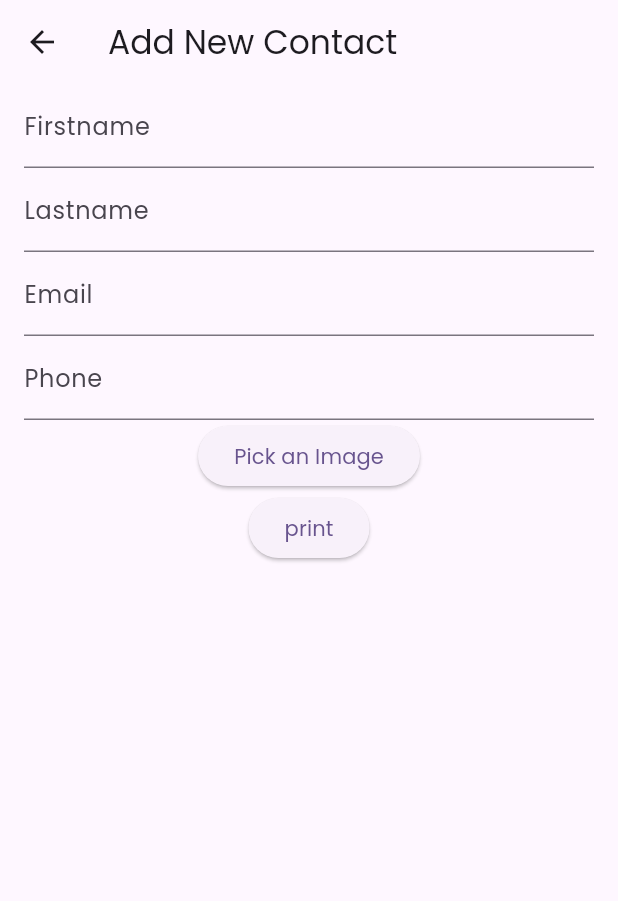
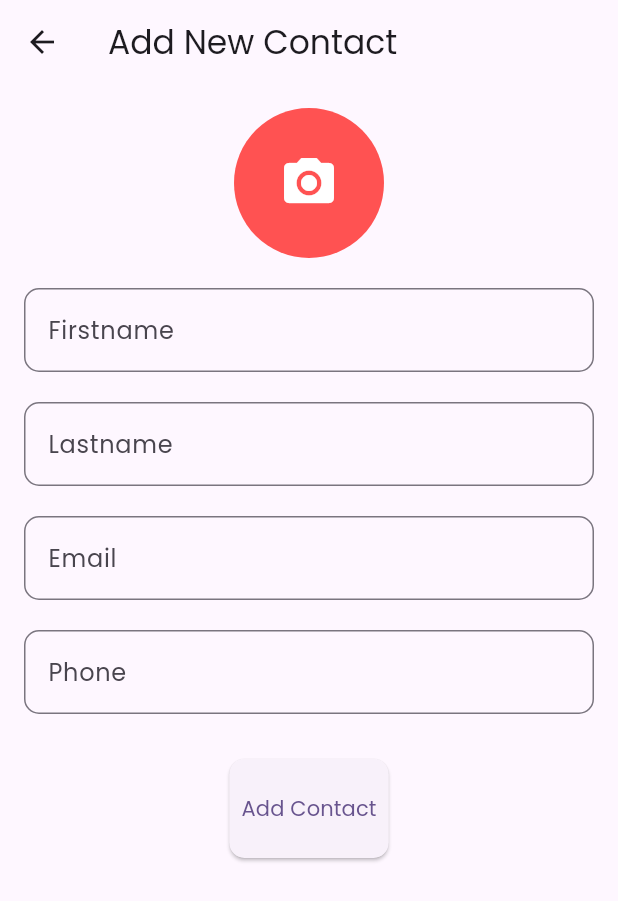
Before and after one commit to kanerumasta/flutter_crud_app1, a Flutter app: the AddContact screen opened directly with empty values, on a phone screen of 412 x 824 dp. Shown: the top 901 px of the screen. Run offline on Flutter 3.47's test engine with Material 3 defaults, Android fonts, the phone set to English and light mode, and no system bars; our stand-ins replace email_validator, image_picker, sqflite; accounts and stored records are empty.

Commit message:
Second Changes

```diff
--- a/lib/main.dart
+++ b/lib/main.dart
@@ -12,7 +12,7 @@ class MyApp extends StatelessWidget {
   Widget build(BuildContext context) {
     return MaterialApp(
         debugShowCheckedModeBanner: false,
-        title: 'Frendfo',
+        title: 'Frenfo',
         darkTheme: ThemeData.dark(),
         theme: ThemeData(
           fontFamily: 'Poppins',
--- a/lib/screens/home/add_contact.dart
+++ b/lib/screens/home/add_contact.dart
@@ -2,7 +2,6 @@ import 'dart:io';
 
 import 'package:flutter/material.dart';
 import 'package:flutter/services.dart';
-import 'package:flutter/widgets.dart';
 import 'package:image_picker/image_picker.dart';
 import 'package:myapp1/DAO/contact_dao.dart';
 import 'package:myapp1/models/contact.dart';
@@ -27,23 +26,14 @@ class _AddContactState extends State<AddContact> {
 
   Future pickImage() async {
     try {
-      final image = await ImagePicker().pickImage(source: ImageSource.gallery);
-      if (image == null) return;
-      final imageTemp = File(image.path);
-      setState(
-        () => this.image = imageTemp,
-      );
+      final pickedFile =
+          await ImagePicker().pickImage(source: ImageSource.gallery);
+      if (pickedFile == null) return;
+      final imageTemp = File(pickedFile.path);
+      setState(() => this.image = imageTemp);
     } on PlatformException catch (e) {
       print(e);
     }
-  }
-
-  void printer() {
-    print(firstnameTextController.text);
-    print(lastnameTextController.text);
-    print(emailTextController.text);
-    print(phoneTextController.text);
-    print(image.runtimeType);
   }
 
   @override
@@ -65,19 +55,41 @@ class _AddContactState extends State<AddContact> {
           ? const Center(
               child: CircularProgressIndicator(),
             )
-            : Container(
-                padding: const EdgeInsets.symmetric(horizontal: 16.0),
-                decoration: BoxDecoration(
-                  borderRadius: BorderRadius.circular(5),
-                ),
+          : SingleChildScrollView(
+              padding: const EdgeInsets.all(16.0),
               child: Form(
                 key: _formKey,
                 child: Column(
                   children: [
+                    GestureDetector(
+                      onTap: pickImage,
+                      child: CircleAvatar(
+                        radius: 50,
+                        backgroundColor: Colors.redAccent,
+                        backgroundImage:
+                            image != null ? FileImage(image!) : null,
+                        child: image == null
+                            ? const Icon(
+                                Icons.camera_alt,
+                                color: Colors.white,
+                                size: 40,
+                              )
+                            : null,
+                      ),
+                    ),
+                    const SizedBox(height: 20),
                     TextFormField(
                       controller: firstnameTextController,
-                          decoration:
-                              const InputDecoration(labelText: 'Firstname'),
+                      decoration: InputDecoration(
+                        labelText: 'Firstname',
+                        border: OutlineInputBorder(
+                          borderRadius: BorderRadius.circular(10),
+                        ),
+                        focusedBorder: OutlineInputBorder(
+                          borderSide: BorderSide(color: Colors.redAccent),
+                          borderRadius: BorderRadius.circular(10),
+                        ),
+                      ),
                       validator: (value) {
                         if (value == null || value.isEmpty) {
                           return 'This field is required';
@@ -85,10 +97,19 @@ class _AddContactState extends State<AddContact> {
                         return null;
                       },
                     ),
+                    const SizedBox(height: 20),
                     TextFormField(
                       controller: lastnameTextController,
-                          decoration:
-                              const InputDecoration(labelText: 'Lastname'),
+                      decoration: InputDecoration(
+                        labelText: 'Lastname',
+                        border: OutlineInputBorder(
+                          borderRadius: BorderRadius.circular(10),
+                        ),
+                        focusedBorder: OutlineInputBorder(
+                          borderSide: BorderSide(color: Colors.redAccent),
+                          borderRadius: BorderRadius.circular(10),
+                        ),
+                      ),
                       validator: (value) {
                         if (value == null || value.isEmpty) {
                           return 'This field is required';
@@ -96,9 +117,19 @@ class _AddContactState extends State<AddContact> {
                         return null;
                       },
                     ),
+                    const SizedBox(height: 20),
                     TextFormField(
                       controller: emailTextController,
-                          decoration: const InputDecoration(labelText: 'Email'),
+                      decoration: InputDecoration(
+                        labelText: 'Email',
+                        border: OutlineInputBorder(
+                          borderRadius: BorderRadius.circular(10),
+                        ),
+                        focusedBorder: OutlineInputBorder(
+                          borderSide: BorderSide(color: Colors.redAccent),
+                          borderRadius: BorderRadius.circular(10),
+                        ),
+                      ),
                       validator: (email) {
                         if (email == null || email.isEmpty) {
                           return 'This field is required';
@@ -106,47 +137,66 @@ class _AddContactState extends State<AddContact> {
                         if (!EmailValidator.validate(email)) {
                           return 'Invalid email address';
                         }
-
                         return null;
                       },
                     ),
+                    const SizedBox(height: 20),
                     TextFormField(
                       keyboardType: TextInputType.phone,
                       controller: phoneTextController,
-                          decoration: const InputDecoration(labelText: 'Phone'),
+                      decoration: InputDecoration(
+                        labelText: 'Phone',
+                        border: OutlineInputBorder(
+                          borderRadius: BorderRadius.circular(10),
+                        ),
+                        focusedBorder: OutlineInputBorder(
+                          borderSide: BorderSide(color: Colors.redAccent),
+                          borderRadius: BorderRadius.circular(10),
+                        ),
+                      ),
                       validator: (value) {
                         if (value == null || value.isEmpty) {
                           return 'This field is required';
                         }
-
                         return null;
                       },
                     ),
-                        ElevatedButton(
-                            onPressed: () async {
-                              await pickImage();
-                            },
-                            child: const Text('Pick an Image')),
+                    const SizedBox(height: 30),
                     ElevatedButton(
                       onPressed: () async {
                         if (_formKey.currentState!.validate()) {
+                          // bool isEmailDuplicate = await ContactDAO()
+                          //     .isDuplicate(emailTextController.text);
+                          // if (isEmailDuplicate) {
+                          //   showDialog(
+                          //       context: context,
+                          //       builder: (context) => AlertDialog(
+                          //             content: Text('Duplicate Email!'),
+                          //             actions: [
+                          //               TextButton(
+                          //                   onPressed: () {
+                          //                     Navigator.of(context).pop();
+                          //                   },
+                          //                   child: const Text('Close'))
+                          //             ],
+                          //           ));
+                          // }
                           setState(() {
                             isAdding = true;
                           });
                           Contact newContact = Contact(
-                                    firstname: firstnameTextController.text
-                                        .toLowerCase(),
-                                    lastname: lastnameTextController.text
-                                        .toLowerCase(),
-                                    email:
-                                        emailTextController.text.toLowerCase(),
+                            firstname:
+                                firstnameTextController.text.toLowerCase(),
+                            lastname: lastnameTextController.text.toLowerCase(),
+                            email: emailTextController.text.toLowerCase(),
                             phone: phoneTextController.text,
-                                    image: image?.path);
+                            image: image?.path,
+                          );
 
                           try {
                             final contactDao = ContactDAO();
-                                  final res = await contactDao
-                                      .insertContact(newContact);
+                            final res =
+                                await contactDao.insertContact(newContact);
                             if (res > 0) {
                               setState(() {
                                 isAdding = false;
@@ -159,8 +209,21 @@ class _AddContactState extends State<AddContact> {
                           }
                         }
                       },
-                            child: const Text('print'))
+                      style: ElevatedButton.styleFrom(
+                        shape: RoundedRectangleBorder(
+                          borderRadius: BorderRadius.circular(10),
+                        ),
+                        padding: const EdgeInsets.symmetric(vertical: 15.0),
+                      ),
+                      child: const Padding(
+                        padding: EdgeInsets.all(8.0),
+                        child: Text('Add Contact'),
+                      ),
+                    ),
                   ],
-                    ))));
+                ),
+              ),
+            ),
+    );
   }
 }
--- a/lib/screens/home/home.dart
+++ b/lib/screens/home/home.dart
@@ -49,7 +49,7 @@ class _HomeState extends State<Home> {
         appBar: AppBar(
           backgroundColor: Colors.deepPurple[600],
           title: const Text(
-            'Frendfo',
+            'Frenfo',
             style: TextStyle(
                 color: Colors.white,
                 fontWeight: FontWeight.bold,
@@ -64,7 +64,7 @@ class _HomeState extends State<Home> {
                       )));
               setState(() {});
             },
-            child: Text('Add')),
+            child: const Icon(Icons.add)),
         body: RefreshIndicator(
           onRefresh: _handleRefresh,
           child: FutureBuilder<List<Contact>>(
```
Also changed, not shown: lib/DAO/contact_dao.dart (+12 -0 lines), lib/screens/details/details.dart (+104 -88 lines), lib/screens/home/contactsList.dart (+24 -9 lines). Lines whose indentation alone changed are shown as unchanged.
